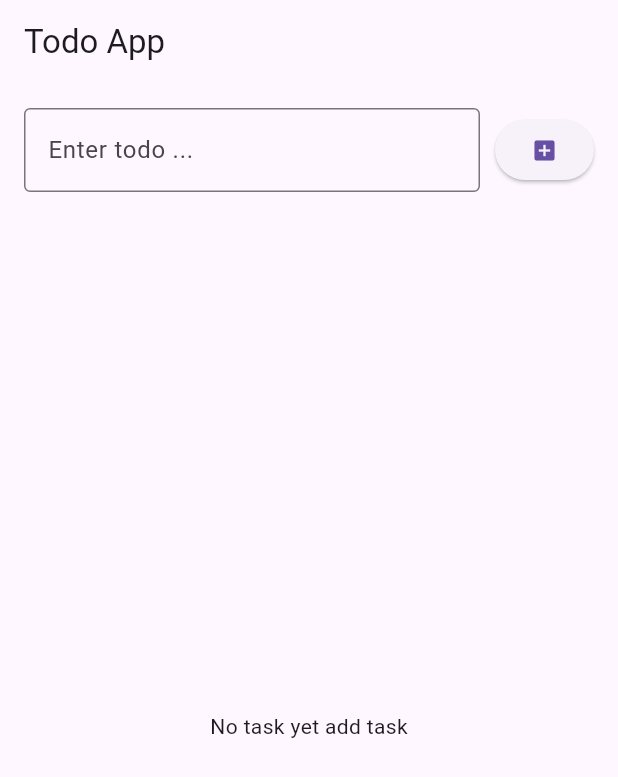
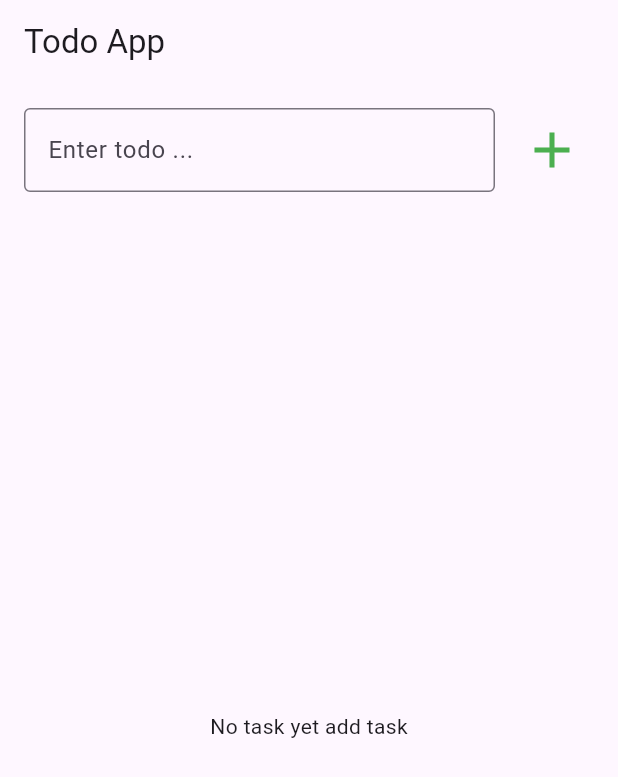
Before and after one commit to Sumeyahassen/Scientific-Calculator, a Flutter app: the screen it shows after launch, on a phone screen of 412 x 824 dp. Shown: the top 777 px of the screen. Run offline on Flutter 3.47's test engine with Material 3 defaults, Android fonts, the phone set to English and light mode, and no system bars.

Commit message:
to change the add button  and style

```diff
--- a/calclater/lib/widget/add_todo_bar.dart
+++ b/calclater/lib/widget/add_todo_bar.dart
@@ -24,7 +24,7 @@ class AddTodoBar extends StatelessWidget {
             ),
              ),
              SizedBox(width: 10,),
-             ElevatedButton(onPressed: onAdd, child: Icon(Icons.add_box))
+             IconButton(onPressed: onAdd, icon: Icon(Icons.add,color: Colors.green,size: 40,))
         ],
       ),
     );
```
